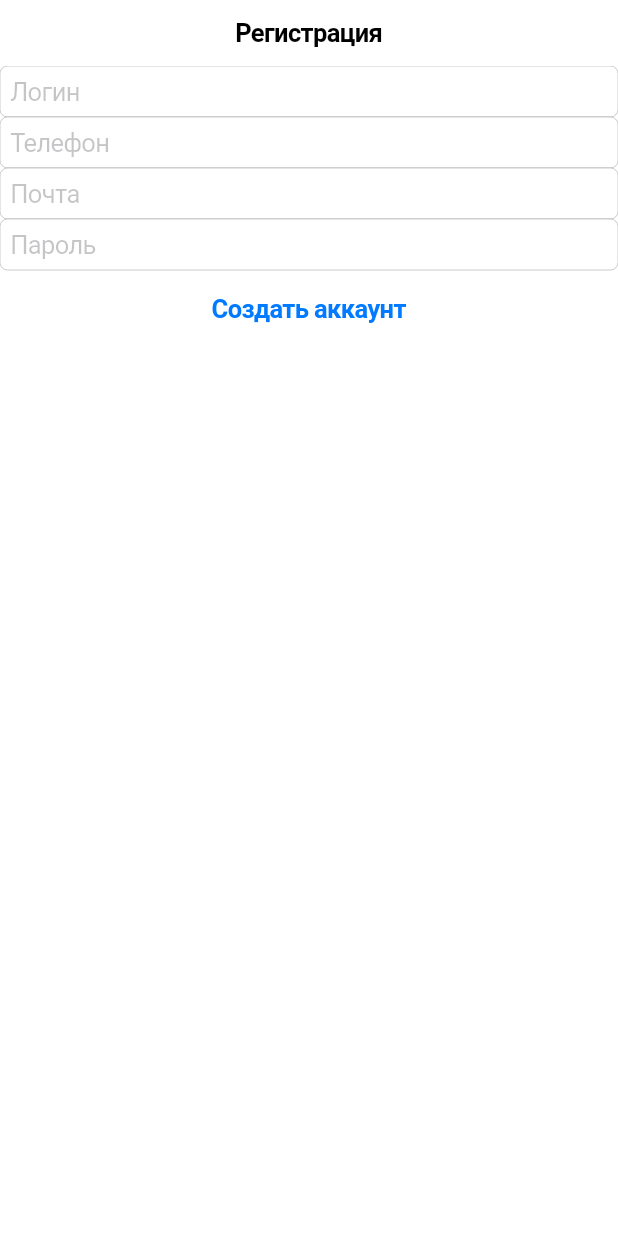
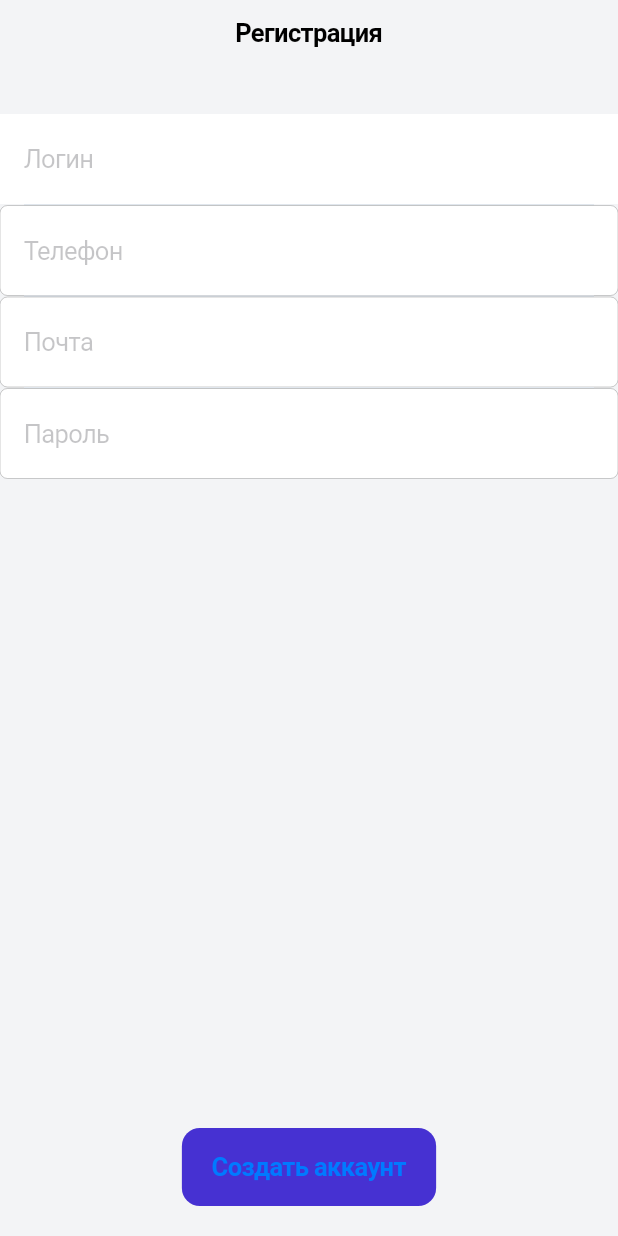
Before and after one commit to Jefest9988/first_project, a Flutter app: the screen it shows after launch, on a phone screen of 412 x 824 dp. Run offline on Flutter 3.47's test engine with Material 2 defaults, Android fonts, the phone set to English and light mode, and no system bars.

Commit message:
basic registration

```diff
--- a/lib/src/screens/register_screen.dart
+++ b/lib/src/screens/register_screen.dart
@@ -6,27 +6,69 @@ class RegisterScreen extends StatelessWidget {
   @override
   Widget build(BuildContext context) {
     return CupertinoPageScaffold(
+      backgroundColor: const Color(0xFFF3F4F6),
       navigationBar: CupertinoNavigationBar(
+        backgroundColor: CupertinoColors.white,
+        border: const Border(),
         middle: Text('Регистрация'),
       ),
       child: SafeArea(
         child: Column(
+          mainAxisAlignment: MainAxisAlignment.spaceBetween,
           children: [
+            Column(
+              crossAxisAlignment: CrossAxisAlignment.stretch,
+              children: [
+                const SizedBox(
+                  height: 32,
+                ),
                 CupertinoTextField(
                   placeholder: 'Логин',
+                  decoration: BoxDecoration(color: CupertinoColors.white),
+                  padding: const EdgeInsetsDirectional.symmetric(
+                      vertical: 20, horizontal: 16),
+                ),
+                Container(
+                  height: 1,
+                  color: Color(0xFFe0E6ED),
+                  margin: EdgeInsets.symmetric(horizontal: 16),
                 ),
                 CupertinoTextField(
                   placeholder: 'Телефон',
+                  padding: const EdgeInsetsDirectional.symmetric(
+                      vertical: 20, horizontal: 16),
+                ),
+                Container(
+                  height: 1,
+                  color: Color(0xFFe0E6ED),
+                  margin: EdgeInsets.symmetric(horizontal: 16),
                 ),
                 CupertinoTextField(
                   placeholder: 'Почта',
+                  padding: const EdgeInsetsDirectional.symmetric(
+                      vertical: 20, horizontal: 16),
+                ),
+                Container(
+                  height: 1,
+                  color: Color(0xFFe0E6ED),
+                  margin: EdgeInsets.symmetric(horizontal: 16),
                 ),
                 CupertinoTextField(
+                  obscureText: true,
                   placeholder: 'Пароль',
+                  padding: const EdgeInsetsDirectional.symmetric(
+                      vertical: 20, horizontal: 16),
                 ),
+                // const SizedBox(
+                //   height: 327,
+                // ),
+              ],
+            ),
+            //  Spacer(),
             Padding(
-              padding: const EdgeInsets.symmetric(horizontal: 16),
+              padding: const EdgeInsets.only(left: 16, right: 16, bottom: 20),
               child: CupertinoButton(
+                color: const Color(0xFF4631D2),
                 child: Text(
                   'Создать аккаунт',
                   style: TextStyle(fontWeight: FontWeight.bold),
```
Lines whose indentation alone changed are shown as unchanged.
